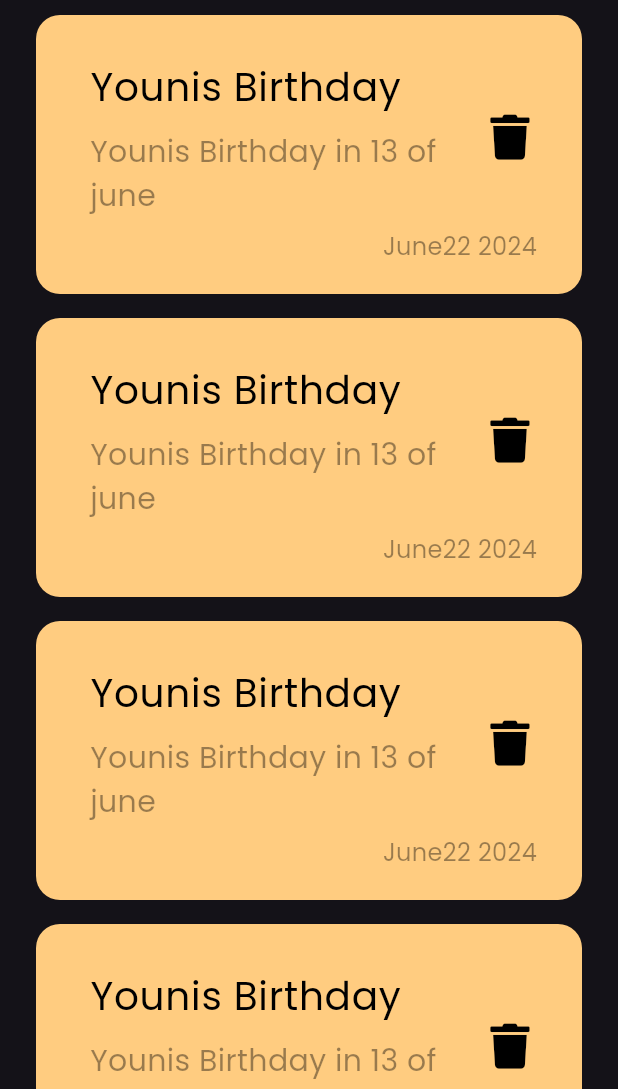
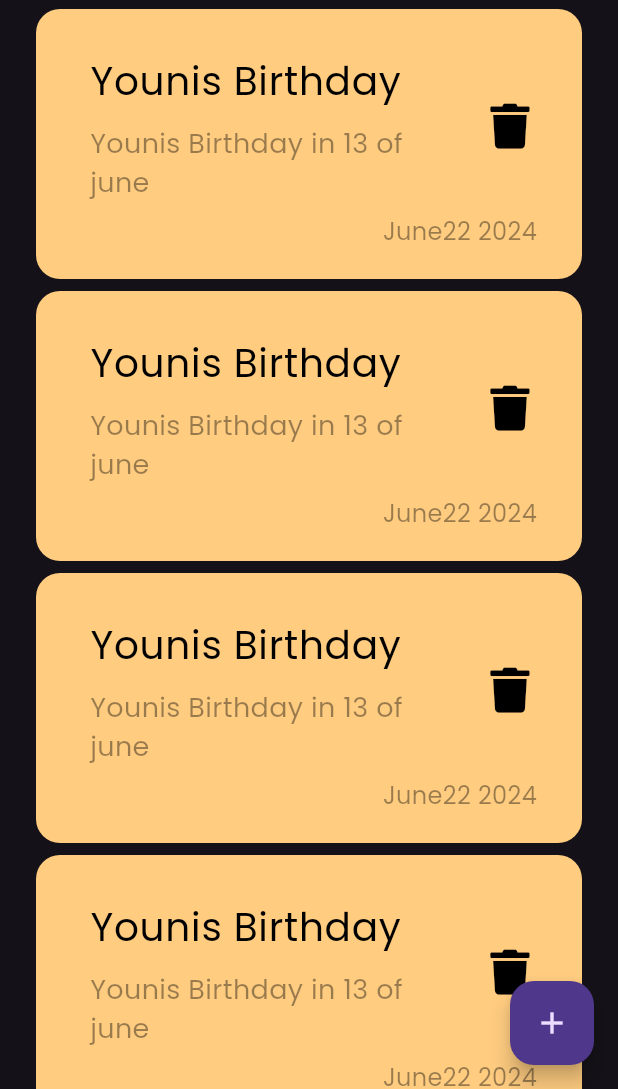
Before and after one commit to stormers15/Notes_App, a Flutter app: the screen it shows after launch, on a phone screen of 412 x 824 dp, the part 147-1236 px from its top. Run offline on Flutter 3.47's test engine with Material 3 defaults, Android fonts, the phone set to English and light mode, and no system bars; our stand-ins replace font_awesome_flutter.

Commit message:
add floating action button

```diff
--- a/lib/Views/Widgets/custom_note_item.dart
+++ b/lib/Views/Widgets/custom_note_item.dart
@@ -26,7 +26,7 @@ class NoteItem extends StatelessWidget {
               child: Text(
                 "Younis Birthday in 13 of june",
                 style: TextStyle(
-                    color: Colors.black.withOpacity(.4), fontSize: 20),
+                    color: Colors.black.withOpacity(.4), fontSize: 18),
               ),
             ),
             trailing: IconButton(
--- a/lib/Views/Widgets/note_list_view.dart
+++ b/lib/Views/Widgets/note_list_view.dart
@@ -3,13 +3,12 @@ import 'custom_note_item.dart';
 
 class NotesListView extends StatelessWidget {
   const NotesListView({super.key});
-
   @override
   Widget build(BuildContext context) {
     return ListView.builder(
       itemBuilder: (context, index) {
         return const Padding(
-          padding: EdgeInsets.symmetric(vertical: 8.0),
+          padding: EdgeInsets.symmetric(vertical: 4.0),
           child: NoteItem(),
         );
       },
--- a/lib/Views/notes_view.dart
+++ b/lib/Views/notes_view.dart
@@ -5,8 +5,12 @@ class NotesView extends StatelessWidget {
 
   @override
   Widget build(BuildContext context) {
-    return const Scaffold(
-      body: NotesViewBody(),
+    return Scaffold(
+      floatingActionButton: FloatingActionButton(
+        onPressed: () {},
+        child: const Icon(Icons.add),
+      ),
+      body: const NotesViewBody(),
     );
   }
 }
```
